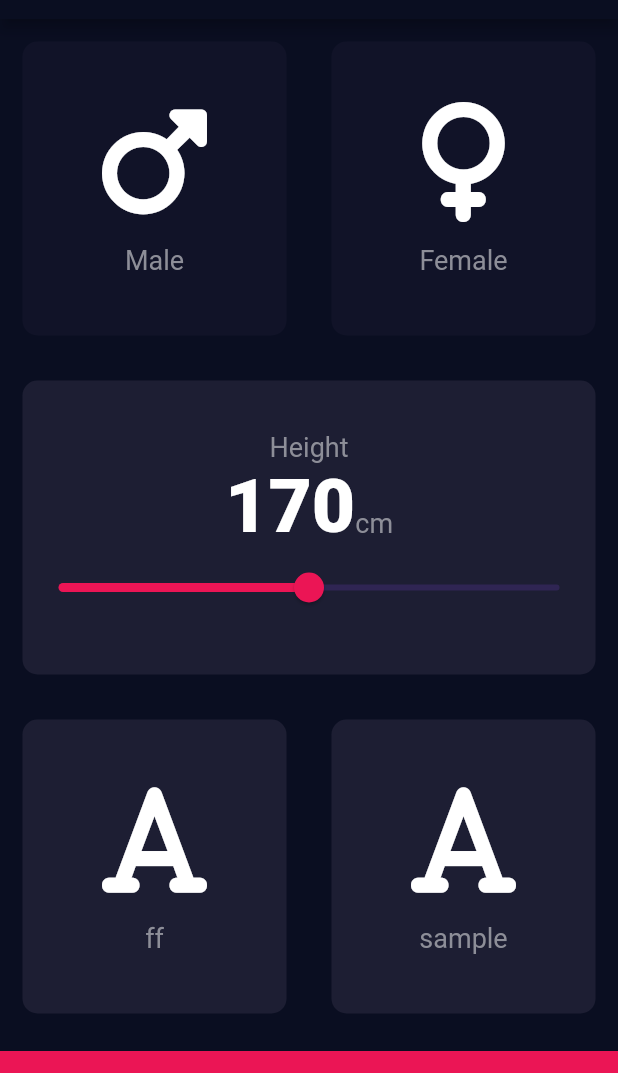
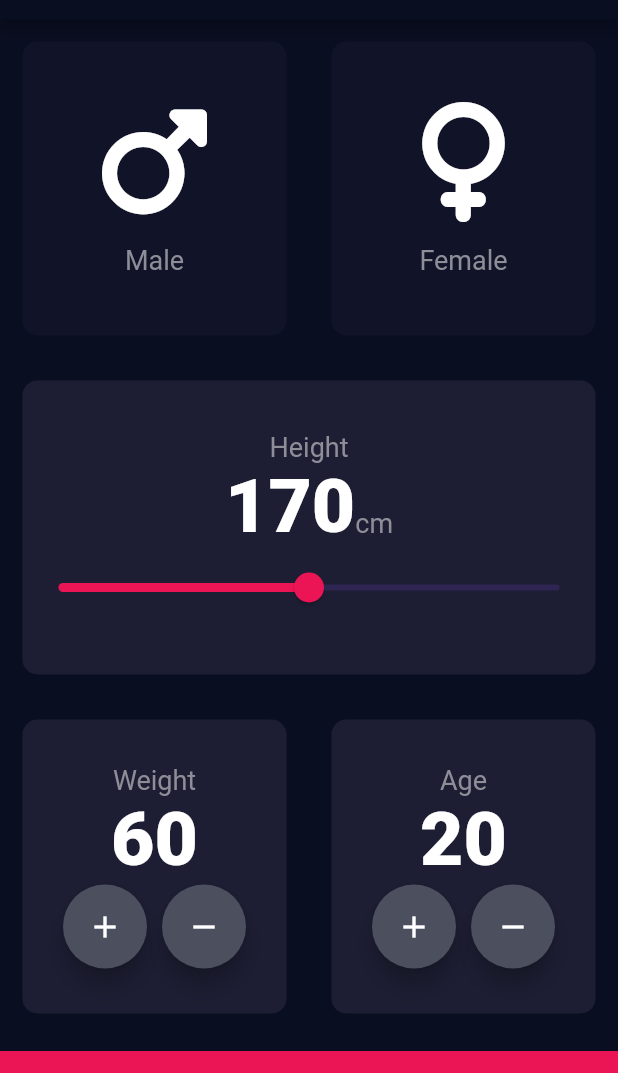
Before and after one commit to TheCalculas/BMI_Calculator, a Flutter app: the screen it shows after launch, on a phone screen of 412 x 824 dp, the part 65-1138 px from its top. Run offline on Flutter 3.47's test engine with Material 2 defaults, Android fonts, the phone set to English and light mode, and no system bars; our stand-ins replace font_awesome_flutter.

Commit message:
lower boxes done

```diff
--- a/lib/inputpg.dart
+++ b/lib/inputpg.dart
@@ -15,6 +15,8 @@ class InputPage extends StatefulWidget {
 class _InputPageState extends State<InputPage> {
   Color maleColor = passiveContainerColor;
   Color femaleColor = passiveContainerColor;
+  int weight = 60;
+  int age = 20;
   int height = 170;
   @override
   Widget build(BuildContext context) {
@@ -108,20 +110,121 @@ class _InputPageState extends State<InputPage> {
                       ),
                     ],
                   ))),
+          // Neeche waale dabbe
           Expanded(
             child: Row(
               children: [
                 Expanded(
                   child: ReusableCard(
-                    containerColor,
-                    iconWiget(FontAwesomeIcons.font, "ff"),
-                  ),
+                      containerColor,
+                      Column(
+                        mainAxisAlignment: MainAxisAlignment.center,
+                        children: [
+                          Text(
+                            'Weight',
+                            style: TextStyle(
+                              fontSize: 18.0,
+                              color: Color(0xFF8D8E98),
+                            ),
+                          ),
+                          Text(
+                            weight.toString(),
+                            style: TextStyle(
+                              fontSize: 50.0,
+                              fontWeight: FontWeight.w900,
+                            ),
+                          ),
+                          Row(
+                            mainAxisAlignment: MainAxisAlignment.center,
+                            children: [
+                              FloatingActionButton(
+                                backgroundColor: Color(0xFF4C4F5E),
+                                onPressed: () {
+                                    setState(() {
+                                      weight++;
+                                    });
+                                },
+                                child: Icon(
+                                  Icons.add,
+                                  color: Colors.white,
+                                ),
+                              ),
+                              SizedBox(
+                                width: 10.0,
+                              ),
+                              FloatingActionButton(
+                                backgroundColor: Color(0xFF4C4F5E),
+                                onPressed: () {
+                                    setState(() {
+                                      weight--;
+                                    });
+                                },
+                                child: Icon(
+                                  Icons.remove,
+                                  color: Colors.white,
+                                ),
+                              ),
+                            ],
+                          )
+
+                        ],
+                      )),
                 ),
                 Expanded(
                   child: ReusableCard(
-                    containerColor,
-                    iconWiget(FontAwesomeIcons.font, "sample"),
-                  ),
+                      containerColor,
+                      Column(
+                        mainAxisAlignment: MainAxisAlignment.center,
+                        children: [
+                          Text(
+                            'Age',
+                            style: TextStyle(
+                              fontSize: 18.0,
+                              color: Color(0xFF8D8E98),
+                            ),
+                          ),
+                          Text(
+                            age.toString(),
+                            style: TextStyle(
+                              fontSize: 50.0,
+                              fontWeight: FontWeight.w900,
+                            ),
+                          ),
+                          Row(
+                            mainAxisAlignment: MainAxisAlignment.center,
+                            children: [
+                              FloatingActionButton(
+                                backgroundColor: Color(0xFF4C4F5E),
+                                onPressed: () {
+                                  setState(() {
+                                    age++;
+                                  });
+                                },
+                                child: Icon(
+                                  Icons.add,
+                                  color: Colors.white,
+                                ),
+                              ),
+                              SizedBox(
+                                width: 10.0,
+                              ),
+                              FloatingActionButton(
+                                backgroundColor: Color(0xFF4C4F5E),
+                                onPressed: () {
+                                  setState(() {
+                                    age--;
+                                  });
+                                },
+                                child: Icon(
+                                  Icons.remove,
+                                  color: Colors.white,
+                                ),
+                              ),
+                            ],
+                          )
+
+                        ],
+                      )),
                 ),
               ],
             ),
```
